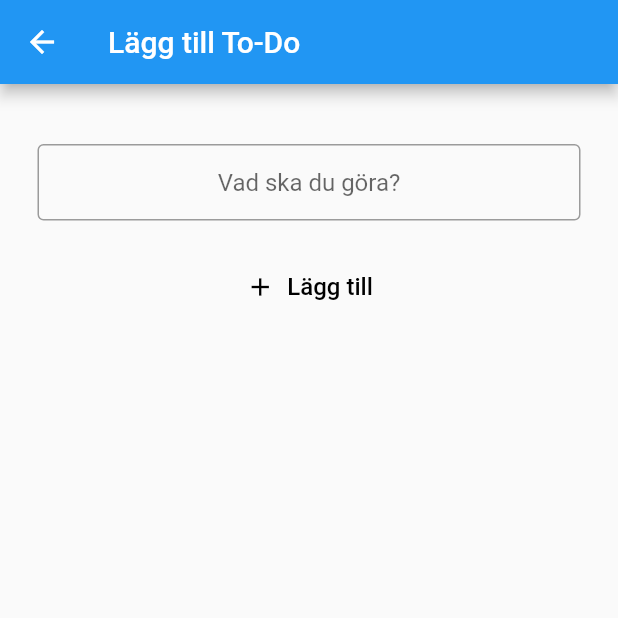
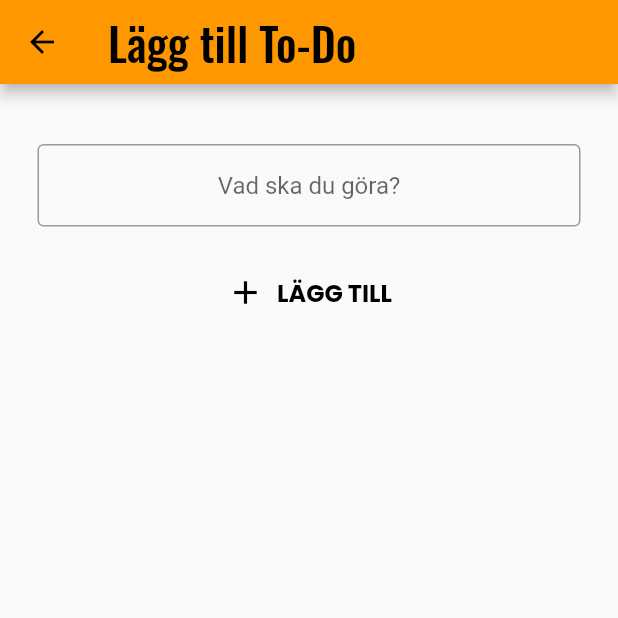
Before and after one commit to gu-tig333-ht22/guskallisv, a Flutter app: the screen it shows after launch, after a tap on the "add" icon, on a phone screen of 412 x 824 dp, the top half of it. Run offline on Flutter 3.47's test engine with Material 2 defaults, Android fonts, the phone set to English and light mode, and no system bars; our stand-ins replace google_fonts; network calls fail.

Commit message:
Ändrat appens utseende

```diff
--- a/lib/AddTodoView.dart
+++ b/lib/AddTodoView.dart
@@ -1,5 +1,6 @@
 import 'package:flutter/material.dart';
 import './model.dart';
+import 'package:google_fonts/google_fonts.dart';
 
 class AddTodoView extends StatefulWidget {
   final newTodo message;
@@ -28,7 +29,12 @@ class AddTodoViewState extends State<AddTodoView> {
   Widget build(BuildContext context) {
     return Scaffold(
         appBar: AppBar(
-          title: Text('Lägg till To-Do'),
+          title: Text(
+            'Lägg till To-Do',
+            style: GoogleFonts.oswald(
+              fontSize: 30,
+            ),
+          ),
         ),
         body: Center(
             child: Column(
@@ -44,13 +50,13 @@ class AddTodoViewState extends State<AddTodoView> {
 
   Widget _todoInputField() {
     return Container(
-      margin: EdgeInsets.only(left: 25, right: 25),
+      margin: const EdgeInsets.only(left: 25, right: 25),
       child: TextField(
         textAlign: TextAlign.center,
         controller: textEditingController,
-        decoration: InputDecoration(
+        decoration: const InputDecoration(
           border: OutlineInputBorder(),
-          contentPadding: EdgeInsets.all(16),
+          contentPadding: EdgeInsets.all(18),
           hintText: 'Vad ska du göra?',
         ),
       ),
@@ -64,16 +70,21 @@ class AddTodoViewState extends State<AddTodoView> {
           onPressed: () {
             Navigator.pop(context, newTodo(message: message, id: ""));
           },
-          icon: Icon(
+          icon: const Icon(
             Icons.add,
             color: Colors.black,
-            size: 20.0,
+            size: 26.0,
           ),
-          label: Text("Lägg till",
-              style: TextStyle(
+          label: Text(
+            "LÄGG TILL",
+            style: GoogleFonts.poppins(
+              textStyle: TextStyle(
                 color: Colors.black,
+                fontWeight: FontWeight.bold,
                 fontSize: 16.0,
-              )),
+              ),
+            ),
+          ),
         ),
       ],
     );
--- a/lib/MainView.dart
+++ b/lib/MainView.dart
@@ -1,4 +1,5 @@
 import 'package:flutter/material.dart';
+import 'package:google_fonts/google_fonts.dart';
 import 'package:provider/provider.dart';
 
 import 'AddTodoView.dart';
@@ -12,7 +13,12 @@ class MainView extends StatelessWidget {
   Widget build(BuildContext context) {
     return Scaffold(
       appBar: AppBar(
-        title: Text('Mina To-Do'),
+        title: Text(
+          'Mina To-Do',
+          style: GoogleFonts.oswald(
+            fontSize: 30,
+          ),
+        ),
         actions: [
           PopupMenuButton(
               onSelected: (int value) {
--- a/lib/main.dart
+++ b/lib/main.dart
@@ -1,6 +1,6 @@
 import 'package:flutter/material.dart';
 import 'package:provider/provider.dart';
-
+import 'package:google_fonts/google_fonts.dart';
 import 'package:template/model.dart';
 import 'MainView.dart';
 
@@ -24,7 +24,8 @@ class MyApp extends StatelessWidget {
       debugShowCheckedModeBanner: false,
       title: 'To-Do App',
       theme: ThemeData(
-        primarySwatch: Colors.blue,
+        primarySwatch: Colors.orange,
+        splashColor: Color.fromARGB(179, 0, 2, 5),
         visualDensity: VisualDensity.adaptivePlatformDensity,
       ),
       home: const MainView(),
--- a/pubspec.yaml
+++ b/pubspec.yaml
@@ -36,6 +36,7 @@ dependencies:
   cupertino_icons: ^1.0.2
   provider: ^6.0.3
   http: ^0.13.5
+  google_fonts: ^3.0.1
 
 dev_dependencies:
   flutter_test:
```
Also changed, not shown: pubspec.lock, 6 other files.
